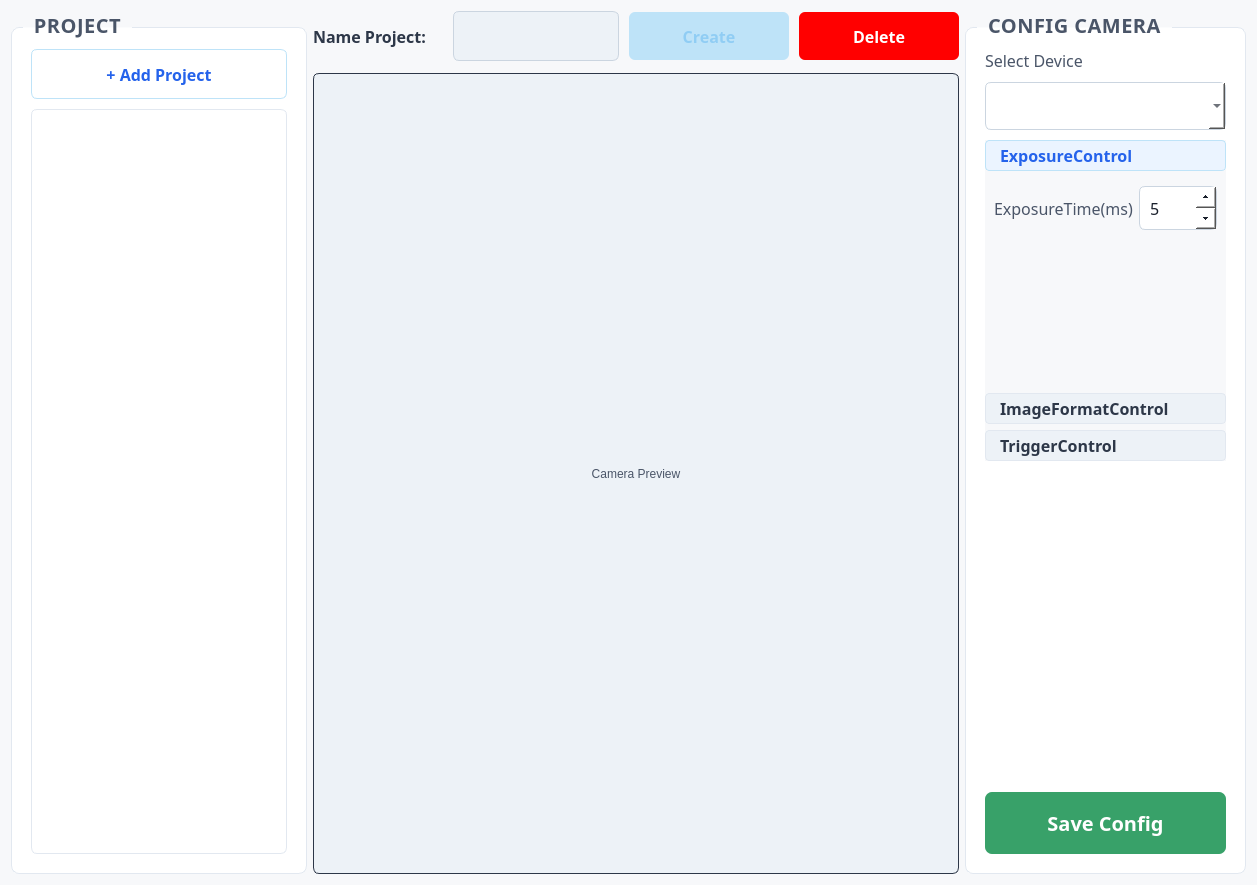
First picture: the form in ui/ui/project_tab.ui, repository ADPL-190400/bottle-inspection, before the edit.
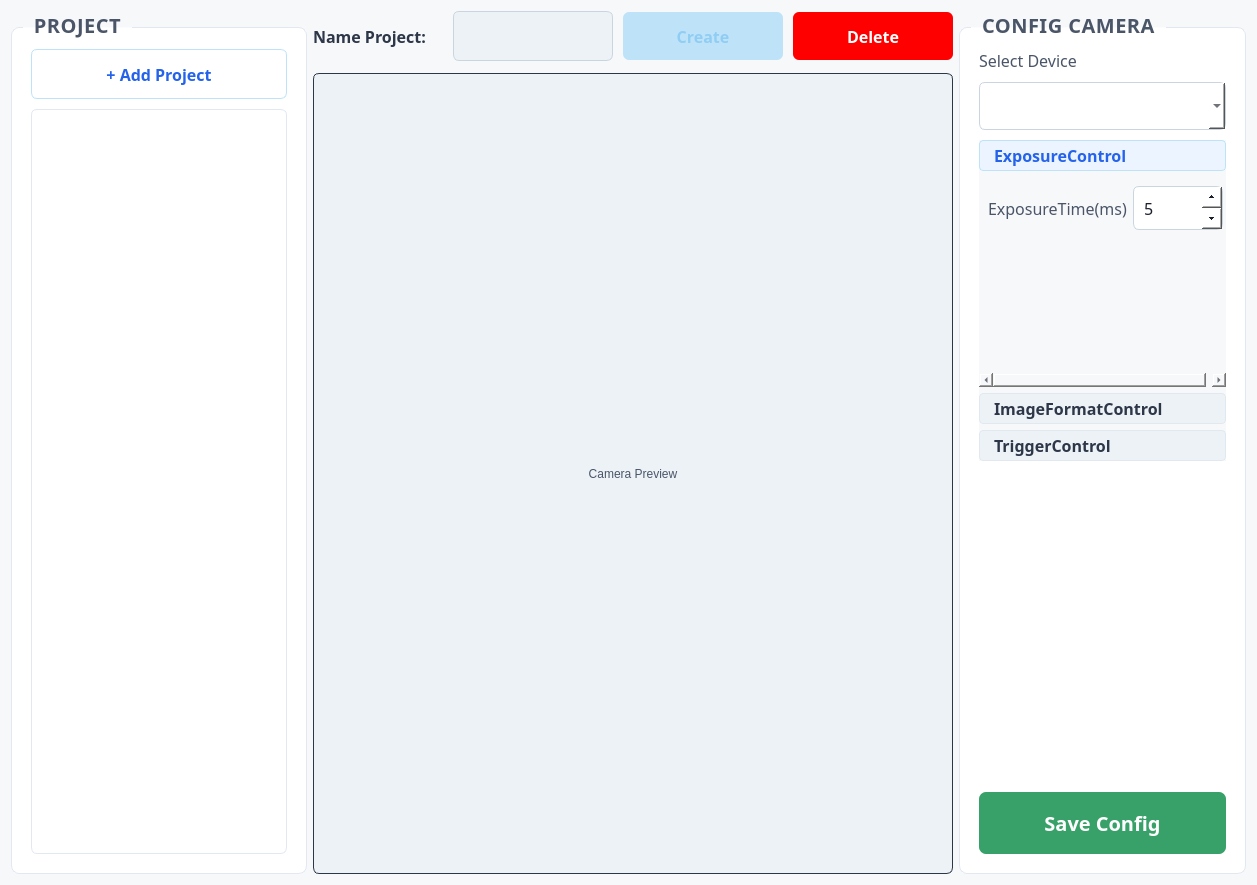
Second picture: the form after the edit.

Commit message: update ui project_tab

```diff
--- a/ui/ui/project_tab.ui
+++ b/ui/ui/project_tab.ui
@@ -542,7 +542,7 @@
                <number>1</number>
               </property>
               <property name="maximum">
-               <number>500</number>
+               <number>10000</number>
               </property>
               <property name="singleStep">
                <number>1</number>
```
